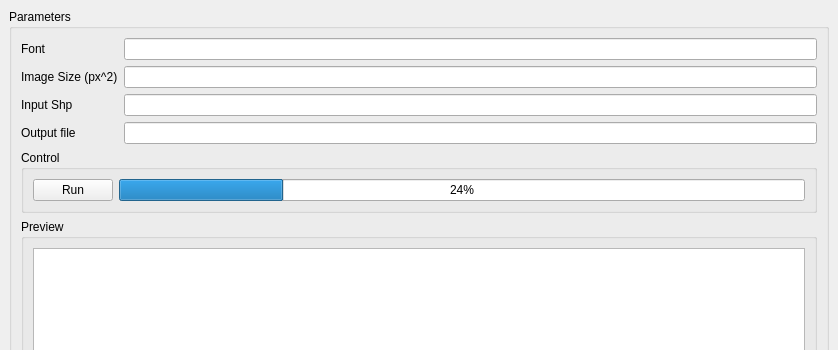
This is ui/cartogram.ui in mikedotonline/SocialSpatial as Qt 5 draws it before an edit; both pictures show x 0 to 838 and y 0 to 350 of the 838 by 608 pixel window. The edited form follows.
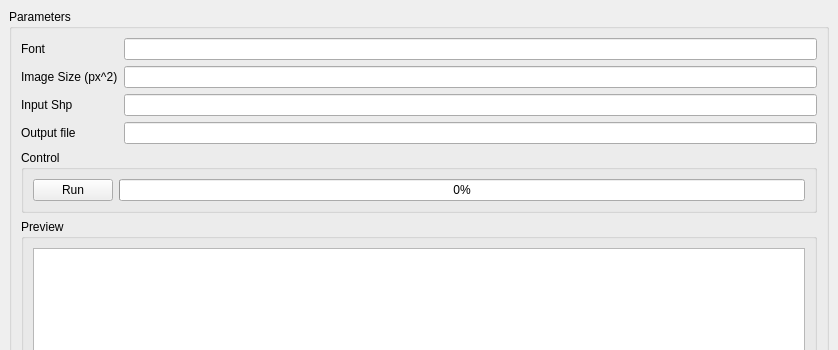
This is the edited form.

```diff
--- a/ui/cartogram.ui
+++ b/ui/cartogram.ui
@@ -83,7 +83,7 @@
             <item>
              <widget class="QProgressBar" name="progressBar">
               <property name="value">
-               <number>24</number>
+               <number>0</number>
               </property>
              </widget>
             </item>
```
Left out of the diff: 4 changed lines with no effect on the pictures.
